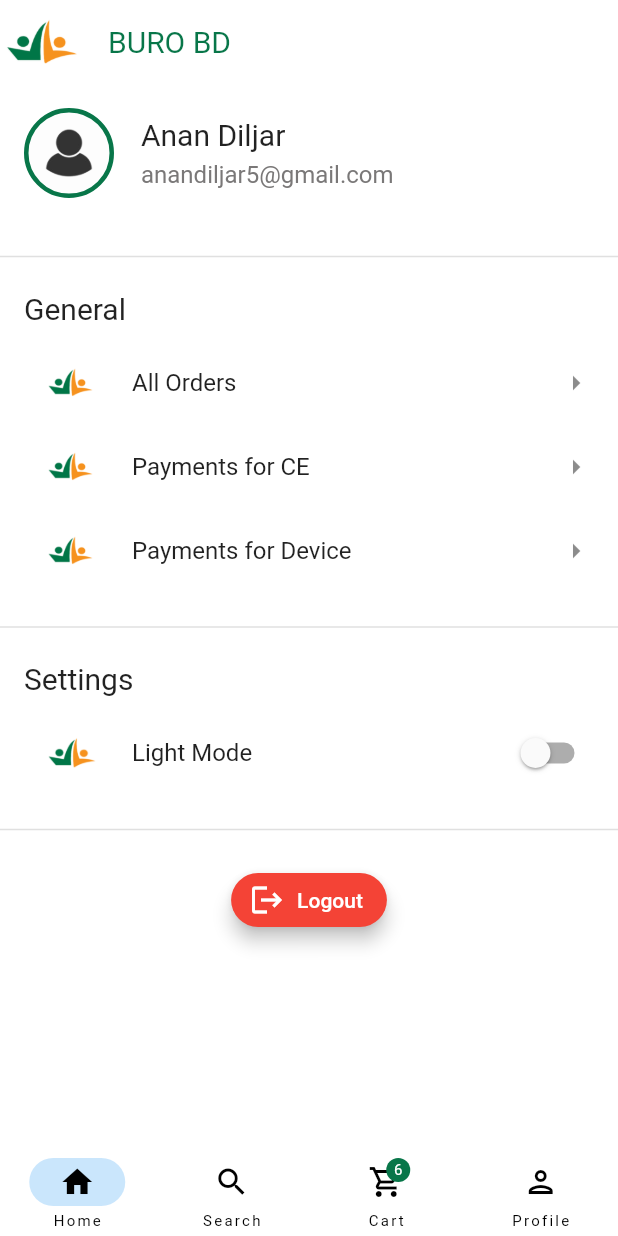
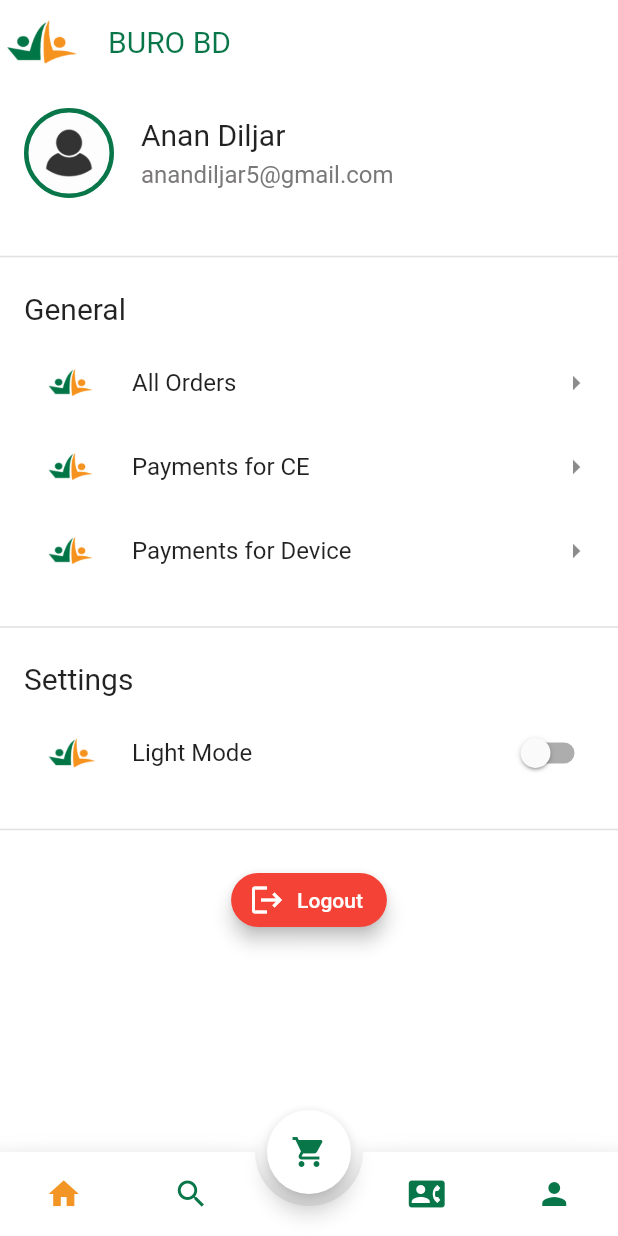
Before and after one commit to Ananism17/ecommerce-app, a Flutter app: the screen it shows after launch, swiped to page 4, on a phone screen of 412 x 824 dp. Run offline on Flutter 3.47's test engine with Material 2 defaults, Android fonts, the phone set to English and light mode, and no system bars; drawn by our look-alikes of animated_bottom_navigation_bar, shimmer; our stand-ins replace card_swiper, fancy_shimmer_image, shared_preferences; missing offline and left inert: dynamic_height_grid_view.

Commit message:
Changed the bottom navbar

```diff
--- a/lib/constants/app_colors.dart
+++ b/lib/constants/app_colors.dart
@@ -5,6 +5,7 @@ class AppColors {
   static const Color lightPrimary = Color(0xFF181059);
   static const Color lightCardColor = Color.fromARGB(106, 250, 250, 250);
   static const Color darkScaffoldColor = Color.fromARGB(255, 9, 3, 27);
+  static const Color darkBarColor = Color.fromARGB(255, 45, 24, 110);
   static const Color darkPrimary = Color.fromARGB(255, 94, 75, 236);
   static const Color buroLogoOrange = Color.fromARGB(255, 243, 149, 36);
   static const Color buroLogoGreen = Color.fromARGB(255, 8,118,73);
--- a/lib/root_screen.dart
+++ b/lib/root_screen.dart
@@ -1,9 +1,14 @@
+import 'package:animated_bottom_navigation_bar/animated_bottom_navigation_bar.dart';
 import 'package:ecommerce_app/constants/app_colors.dart';
+import 'package:ecommerce_app/providers/theme_provider.dart';
+// import 'package:ecommerce_app/constants/app_colors.dart';
 import 'package:ecommerce_app/screens/cart/cart_screen.dart';
-import 'package:ecommerce_app/screens/home_screen.dart';
+import 'package:ecommerce_app/screens/contact_screen.dart';
+import 'package:ecommerce_app/screens/home/home_screen.dart';
 import 'package:ecommerce_app/screens/profile_screen.dart';
 import 'package:ecommerce_app/screens/search_screen.dart';
 import 'package:flutter/material.dart';
+import 'package:provider/provider.dart';
 
 class RootScreen extends StatefulWidget {
   const RootScreen({super.key});
@@ -17,62 +22,118 @@ class _RootScreenState extends State<RootScreen> {
   int currentScreen = 0;
   late PageController controller;
 
+  List<IconData> iconList = [
+    Icons.home,
+    Icons.search,
+    Icons.contact_phone,
+    Icons.person
+  ];
+
   @override
   void initState() {
     super.initState();
     screens = const [
       HomeScreen(),
       SearchScreen(),
+      ContactScreen(),
+      ProfileScreen(),
       CartScreen(),
-      ProfileScreen(),
     ];
     controller = PageController(initialPage: currentScreen);
   }
 
   @override
   Widget build(BuildContext context) {
+    final themeProvider = Provider.of<ThemeProvider>(context);
     return Scaffold(
       body: PageView(
         physics: const NeverScrollableScrollPhysics(),
         controller: controller,
         children: screens,
       ),
-      bottomNavigationBar: NavigationBar(
-        selectedIndex: currentScreen,
-        backgroundColor: Theme.of(context).scaffoldBackgroundColor,
-        height: kBottomNavigationBarHeight,
-        destinations: const [
-          NavigationDestination(
-            selectedIcon: Icon(Icons.home),
-            icon: Icon(Icons.home_outlined),
-            label: "Home",
-          ),
-          NavigationDestination(
-            selectedIcon: Icon(Icons.search),
-            icon: Icon(Icons.search_outlined),
-            label: "Search",
-          ),
-          NavigationDestination(
-            selectedIcon: Icon(Icons.shopping_cart),
-            icon: Badge(
-              label: Text("6"),
-              backgroundColor: AppColors.buroLogoGreen,
-              child: Icon(Icons.shopping_cart_outlined),
-            ),
-            label: "Cart",
-          ),
-          NavigationDestination(
-            selectedIcon: Icon(Icons.person),
-            icon: Icon(Icons.person_outlined),
-            label: "Profile",
-          ),
-        ],
-        onDestinationSelected: (index) {
+      // bottomNavigationBar: NavigationBar(
+      //   selectedIndex: currentScreen,
+      //   backgroundColor: Theme.of(context).scaffoldBackgroundColor,
+      //   height: kBottomNavigationBarHeight,
+      //   destinations: const [
+      //     NavigationDestination(
+      //       selectedIcon: Icon(Icons.home),
+      //       icon: Icon(Icons.home_outlined),
+      //       label: "Home",
+      //     ),
+      //     NavigationDestination(
+      //       selectedIcon: Icon(Icons.search),
+      //       icon: Icon(Icons.search_outlined),
+      //       label: "Search",
+      //     ),
+      //     NavigationDestination(
+      //       selectedIcon: Icon(Icons.shopping_cart),
+      //       icon: Badge(
+      //         label: Text("6"),
+      //         backgroundColor: AppColors.buroLogoGreen,
+      //         child: Icon(Icons.shopping_cart_outlined),
+      //       ),
+      //       label: "Cart",
+      //     ),
+      //     NavigationDestination(
+      //       selectedIcon: Icon(Icons.person),
+      //       icon: Icon(Icons.person_outlined),
+      //       label: "Profile",
+      //     ),
+      //   ],
+      //   onDestinationSelected: (index) {
+      //     setState(() {
+      //       currentScreen = index;
+      //     });
+      //     controller.jumpToPage(currentScreen);
+      //   },
+      // ),
+      floatingActionButton: FloatingActionButton(
+        onPressed: () {
+          // Set currentScreen to the index of the TestScreen
           setState(() {
-            currentScreen = index;
+            currentScreen = 4; // Assuming TestScreen is at index 3
+            controller.jumpToPage(currentScreen);
           });
-          controller.jumpToPage(currentScreen);
         },
+        backgroundColor: themeProvider.getIsDarkTheme
+            ? AppColors.darkBarColor
+            : Theme.of(context).scaffoldBackgroundColor,
+        foregroundColor: themeProvider.getIsDarkTheme
+            ? currentScreen == 4
+                ? AppColors.buroLogoGreen
+                : AppColors.buroLogoOrange
+            : currentScreen == 4
+                ? AppColors.buroLogoOrange
+                : AppColors.buroLogoGreen,
+        child: const Icon(
+          Icons.shopping_cart,
+        ),
+      ),
+      floatingActionButtonLocation: FloatingActionButtonLocation.centerDocked,
+      bottomNavigationBar: AnimatedBottomNavigationBar(
+        elevation: 10,
+        icons: iconList,
+        activeIndex: currentScreen,
+        gapLocation: GapLocation.center,
+        notchSmoothness: NotchSmoothness.verySmoothEdge,
+        onTap: (index) {
+          setState(
+            () {
+              currentScreen = index;
+              controller.jumpToPage(currentScreen);
+            },
+          );
+        },
+        backgroundColor: themeProvider.getIsDarkTheme
+            ? AppColors.darkBarColor
+            : Theme.of(context).scaffoldBackgroundColor,
+        inactiveColor: themeProvider.getIsDarkTheme
+            ? AppColors.buroLogoOrange
+            : AppColors.buroLogoGreen,
+        activeColor: themeProvider.getIsDarkTheme
+            ? AppColors.buroLogoGreen
+            : AppColors.buroLogoOrange,
       ),
     );
   }
--- /dev/null
+++ b/lib/screens/contact_screen.dart
@@ -0,0 +1,12 @@
+import 'package:flutter/material.dart';
+
+class ContactScreen extends StatelessWidget {
+  const ContactScreen({super.key});
+
+  @override
+  Widget build(BuildContext context) {
+    return const Center(
+      child: Text("ContactScreen"),
+    );
+  }
+}
--- /dev/null
+++ b/lib/screens/home/product_list.dart
@@ -0,0 +1,12 @@
+import 'package:flutter/material.dart';
+
+class ProductList extends StatelessWidget {
+  const ProductList({super.key});
+
+  @override
+  Widget build(BuildContext context) {
+    return const Center(
+      child: Text("Product List"),
+    );
+  }
+}
--- a/pubspec.yaml
+++ b/pubspec.yaml
@@ -41,6 +41,7 @@ dependencies:
   fancy_shimmer_image: ^2.0.3
   dynamic_height_grid_view: ^0.0.4
   card_swiper: ^3.0.1
+  animated_bottom_navigation_bar: ^1.3.0
 
 dev_dependencies:
   flutter_test:
```
Also changed, not shown: lib/screens/home/home_screen.dart (renamed from lib/screens/home_screen.dart), pubspec.lock.
